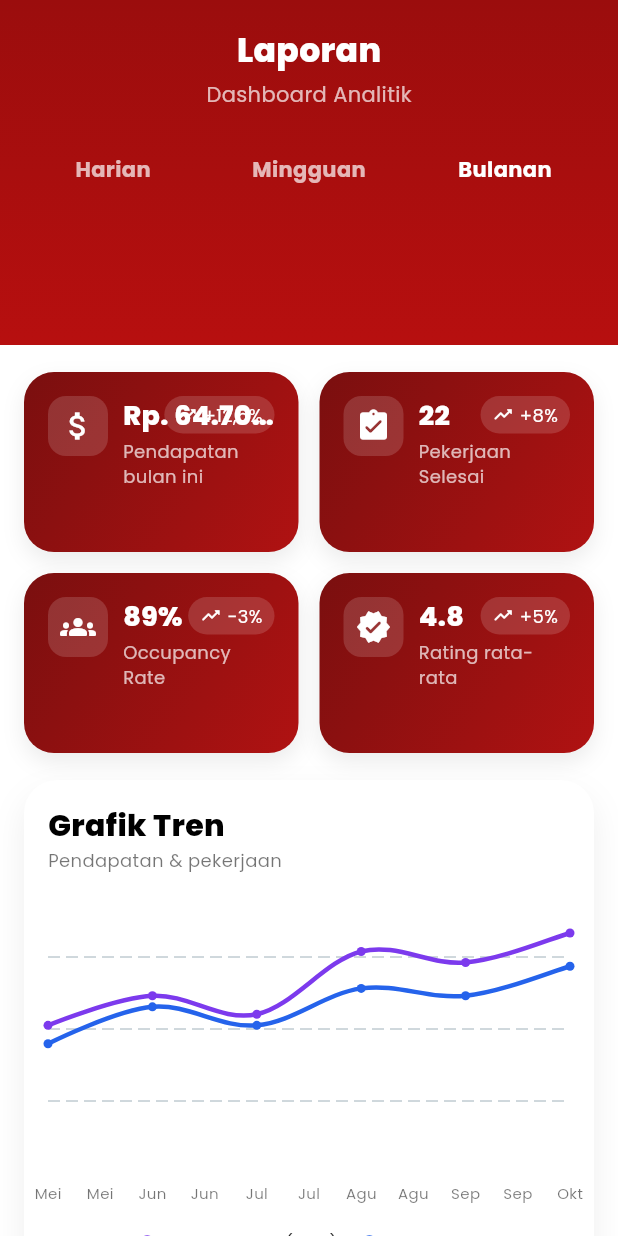
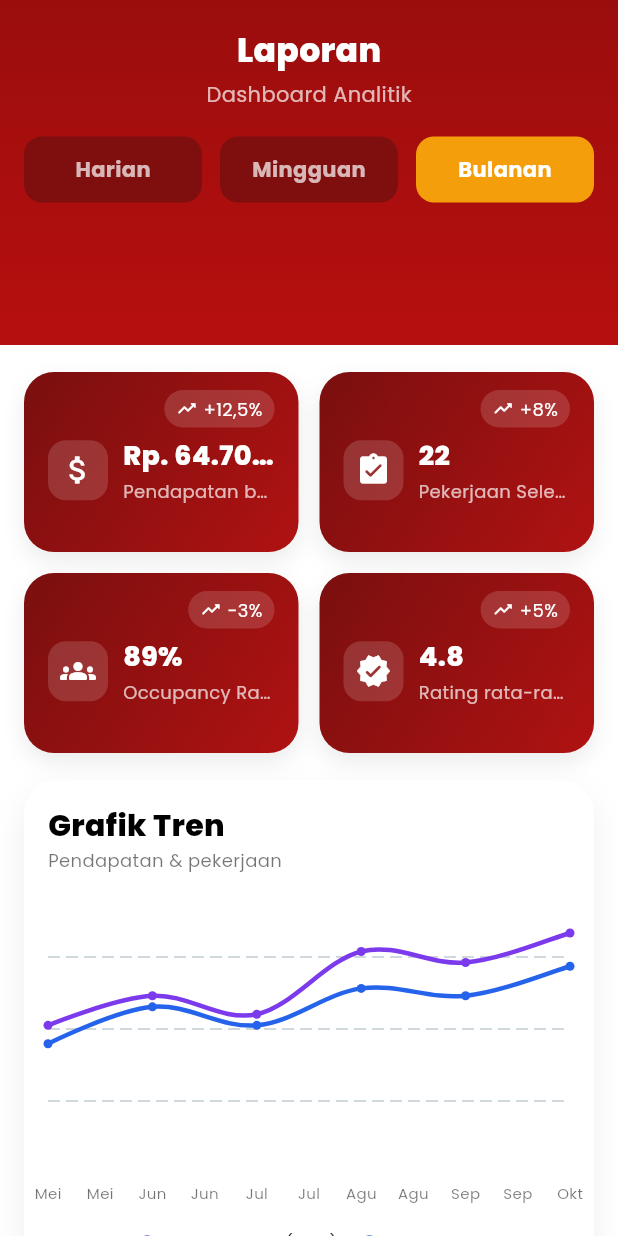
Before and after one commit to siberbot88/bbi-hub-flutter-app, a Flutter app: the ReportPage screen opened directly, on a phone screen of 412 x 824 dp. Run offline on Flutter 3.47's test engine with Material 3 defaults, Android fonts, the phone set to English and light mode, and no system bars; drawn by our look-alikes of fl_chart; our stand-ins replace flutter_svg, google_fonts, image_picker, syncfusion_flutter_datepicker; project files that could hold a hidden picture were left out.

Commit message:
manambahkan fitur list staff & report pages

```diff
--- a/lib/feature/owner/screens/reportPages.dart
+++ b/lib/feature/owner/screens/reportPages.dart
@@ -1,8 +1,3 @@
-// report_page_fl_chart.dart
-// ReportPage dengan grafik menggunakan fl_chart + data dummy.
-// Jalankan langsung atau push dari halaman lain:
-// Navigator.push(context, MaterialPageRoute(builder: (_) => const ReportPage()));
-
 import 'dart:math';
 import 'package:fl_chart/fl_chart.dart';
 import 'package:flutter/material.dart';
@@ -76,6 +71,8 @@ class _ReportPageState extends State<ReportPage> {
                         const Text('Dashboard Analitik',
                             style: TextStyle(color: Colors.white70, fontSize: 14)),
                         const SizedBox(height: 18),
+
+                        // CHIP RANGE: diganti jadi AnimatedContainer biar background tampil
                         Row(
                           children: [
                             _RangeChip(
@@ -114,7 +111,7 @@ class _ReportPageState extends State<ReportPage> {
               child: Column(
                 crossAxisAlignment: CrossAxisAlignment.start,
                 children: [
-                  // KPI CARDS
+                  // KPI CARDS: layout dirombak biar badge tak nutup teks
                   Wrap(
                     spacing: 14,
                     runSpacing: 14,
@@ -151,7 +148,7 @@ class _ReportPageState extends State<ReportPage> {
                   ),
                   const SizedBox(height: 18),
 
-                  // LINE CHART: Pendapatan & Pekerjaan
+                  // LINE
                   _Panel(
                     child: Column(
                       crossAxisAlignment: CrossAxisAlignment.start,
@@ -294,7 +291,6 @@ class _ReportPageState extends State<ReportPage> {
                   ),
                   const SizedBox(height: 18),
 
-                  // PRINT
                   SizedBox(
                     width: double.infinity,
                     height: 52,
@@ -314,6 +310,146 @@ class _ReportPageState extends State<ReportPage> {
             ),
           ),
         ],
+      ),
+    );
+  }
+}
+
+/* =========================
+   CHIP & KPI (fixed layout)
+   ========================= */
+
+class _RangeChip extends StatelessWidget {
+  const _RangeChip({
+    required this.text,
+    required this.selected,
+    required this.onTap,
+    this.highlight = false,
+  });
+
+  final String text;
+  final bool selected;
+  final bool highlight;
+  final VoidCallback onTap;
+
+  @override
+  Widget build(BuildContext context) {
+    final bg = selected
+        ? (highlight ? const Color(0xFFF59E0B) : Colors.white)
+        : const Color(0xFF7F0F0F);
+    final fg = selected
+        ? (highlight ? Colors.white : kDanger)
+        : Colors.white70;
+
+    return Expanded(
+      child: GestureDetector(
+        onTap: onTap,
+        child: AnimatedContainer(
+          duration: const Duration(milliseconds: 180),
+          height: 44,
+          decoration: BoxDecoration(
+            color: bg,
+            borderRadius: BorderRadius.circular(12),
+          ),
+          alignment: Alignment.center,
+          child: Text(
+            text,
+            style: TextStyle(
+              color: fg,
+              fontWeight: FontWeight.w700,
+            ),
+          ),
+        ),
+      ),
+    );
+  }
+}
+
+class _KpiCard extends StatelessWidget {
+  const _KpiCard({
+    required this.icon,
+    required this.title,
+    required this.subtitle,
+    required this.growthText,
+  });
+
+  final IconData icon;
+  final String title;
+  final String subtitle;
+  final String growthText;
+
+  @override
+  Widget build(BuildContext context) {
+    final w = (MediaQuery.of(context).size.width - 16 * 2 - 14) / 2;
+    return SizedBox(
+      width: w,
+      child: Container(
+        height: 120,
+        padding: const EdgeInsets.fromLTRB(16, 12, 16, 14),
+        decoration: BoxDecoration(
+          gradient: const LinearGradient(
+            colors: [Color(0xFF7A0F0F), Color(0xFFB01212)],
+            begin: Alignment.topLeft, end: Alignment.bottomRight,
+          ),
+          borderRadius: BorderRadius.circular(20),
+          boxShadow: const [BoxShadow(color: Color(0x14000000), blurRadius: 12, offset: Offset(0, 6))],
+        ),
+        child: Column(
+          crossAxisAlignment: CrossAxisAlignment.start,
+          children: [
+            // baris super tipis buat badge di kanan atas
+            Row(
+              children: [
+                const Spacer(),
+                Container(
+                  padding: const EdgeInsets.symmetric(horizontal: 8, vertical: 4),
+                  decoration: BoxDecoration(
+                    color: Colors.white.withOpacity(.15),
+                    borderRadius: BorderRadius.circular(16),
+                  ),
+                  child: Row(
+                    children: [
+                      const Icon(Icons.trending_up_rounded, color: Colors.white, size: 14),
+                      const SizedBox(width: 4),
+                      Text(growthText, style: const TextStyle(color: Colors.white, fontSize: 12)),
+                    ],
+                  ),
+                ),
+              ],
+            ),
+            const SizedBox(height: 6),
+            // konten utama: ikon + teks, lebih turun supaya badge tidak menutupi
+            Row(
+              crossAxisAlignment: CrossAxisAlignment.center,
+              children: [
+                Container(
+                  width: 40, height: 40,
+                  decoration: BoxDecoration(color: Colors.white.withOpacity(.15), borderRadius: BorderRadius.circular(12)),
+                  child: Icon(icon, color: Colors.white),
+                ),
+                const SizedBox(width: 10),
+                Expanded(
+                  child: Column(
+                    crossAxisAlignment: CrossAxisAlignment.start,
+                    mainAxisSize: MainAxisSize.min,
+                    children: [
+                      Text(title,
+                          maxLines: 1,
+                          overflow: TextOverflow.ellipsis,
+                          style: const TextStyle(
+                              color: Colors.white, fontSize: 18, fontWeight: FontWeight.w800)),
+                      const SizedBox(height: 2),
+                      Text(subtitle,
+                          maxLines: 1,
+                          overflow: TextOverflow.ellipsis,
+                          style: const TextStyle(color: Colors.white70, fontSize: 12)),
+                    ],
+                  ),
+                ),
+              ],
+            ),
+          ],
+        ),
       ),
     );
   }
@@ -347,6 +483,13 @@ LineChartData _lineChartData({
     },
   );
 
+  FlDotData _dot(Color c) => FlDotData(
+    show: true,
+    getDotPainter: (spot, percent, barData, index) => FlDotCirclePainter(
+      radius: 3, color: c, strokeWidth: 0,
+    ),
+  );
+
   return LineChartData(
     minY: 0,
     maxY: maxY,
@@ -363,14 +506,14 @@ LineChartData _lineChartData({
         isCurved: true,
         color: colorA,
         barWidth: 3,
-        dotData: FlDotData(show: true, dotSize: 3),
+        dotData: _dot(colorA),
       ),
       LineChartBarData(
         spots: List.generate(seriesB.length, (i) => FlSpot(i.toDouble(), seriesB[i])),
         isCurved: true,
         color: colorB,
         barWidth: 3,
-        dotData: FlDotData(show: true, dotSize: 3),
+        dotData: _dot(colorB),
       ),
     ],
     borderData: FlBorderData(show: false),
@@ -447,52 +590,8 @@ BarChartData _barsData({
 }
 
 /* =========================
-   UI PARTS
+   SUPPORT UI
    ========================= */
-
-class _RangeChip extends StatelessWidget {
-  const _RangeChip({
-    required this.text,
-    required this.selected,
-    required this.onTap,
-    this.highlight = false,
-  });
-
-  final String text;
-  final bool selected;
-  final bool highlight;
-  final VoidCallback onTap;
-
-  @override
-  Widget build(BuildContext context) {
-    return Expanded(
-      child: InkWell(
-        onTap: onTap,
-        borderRadius: BorderRadius.circular(12),
-        child: Ink(
-          height: 44,
-          decoration: BoxDecoration(
-            color: selected
-                ? (highlight ? const Color(0xFFF59E0B) : Colors.white)
-                : const Color(0xFF9B0D0D),
-            borderRadius: BorderRadius.circular(12),
-          ),
-          child: Center(
-            child: Text(
-              text,
-              style: TextStyle(
-                color: selected
-                    ? (highlight ? Colors.white : kDanger)
-                    : Colors.white70,
-                fontWeight: FontWeight.w700,
-              ),
-            ),
-          ),
-        ),
-      ),
-    );
-  }
-}
 
 class _Panel extends StatelessWidget {
   const _Panel({required this.child, this.background = Colors.white});
@@ -533,80 +632,6 @@ class _PanelHeader extends StatelessWidget {
         const Spacer(),
         if (trailingIcon != null) Icon(trailingIcon, color: const Color(0xFF9CA3AF)),
       ],
-    );
-  }
-}
-
-class _KpiCard extends StatelessWidget {
-  const _KpiCard({
-    required this.icon,
-    required this.title,
-    required this.subtitle,
-    required this.growthText,
-  });
-
-  final IconData icon;
-  final String title;
-  final String subtitle;
-  final String growthText;
-
-  @override
-  Widget build(BuildContext context) {
-    final w = (MediaQuery.of(context).size.width - 16 * 2 - 14) / 2;
-    return SizedBox(
-      width: w,
-      child: Container(
-        height: 120,
-        padding: const EdgeInsets.all(16),
-        decoration: BoxDecoration(
-          gradient: const LinearGradient(
-            colors: [Color(0xFF7A0F0F), Color(0xFFB01212)],
-            begin: Alignment.topLeft, end: Alignment.bottomRight,
-          ),
-          borderRadius: BorderRadius.circular(20),
-          boxShadow: const [BoxShadow(color: Color(0x14000000), blurRadius: 12, offset: Offset(0, 6))],
-        ),
-        child: Stack(
-          children: [
-            Positioned(
-              right: 0, top: 0,
-              child: Container(
-                padding: const EdgeInsets.symmetric(horizontal: 8, vertical: 4),
-                decoration: BoxDecoration(
-                  color: Colors.white.withOpacity(.15),
-                  borderRadius: BorderRadius.circular(16),
-                ),
-                child: Row(
-                  children: [
-                    const Icon(Icons.trending_up_rounded, color: Colors.white, size: 14),
-                    const SizedBox(width: 4),
-                    Text(growthText, style: const TextStyle(color: Colors.white, fontSize: 12)),
-                  ],
-                ),
-              ),
-            ),
-            Row(
-              crossAxisAlignment: CrossAxisAlignment.start,
-              children: [
-                Container(
-                  width: 40, height: 40,
-                  decoration: BoxDecoration(color: Colors.white.withOpacity(.15), borderRadius: BorderRadius.circular(12)),
-                  child: Icon(icon, color: Colors.white),
-                ),
-                const SizedBox(width: 10),
-                Expanded(
-                  child: Column(crossAxisAlignment: CrossAxisAlignment.start, children: [
-                    Text(title, maxLines: 1, overflow: TextOverflow.ellipsis,
-                        style: const TextStyle(color: Colors.white, fontSize: 18, fontWeight: FontWeight.w800)),
-                    const SizedBox(height: 2),
-                    Text(subtitle, style: const TextStyle(color: Colors.white70, fontSize: 12)),
-                  ]),
-                ),
-              ],
-            ),
-          ],
-        ),
-      ),
     );
   }
 }
@@ -759,7 +784,7 @@ class ReportData {
         revenueTrend: const [8, 10, 9, 12, 11, 13],
         jobsTrend: const [5, 7, 6, 8, 9, 10],
         labels: const ['Sen','Sel','Rab','Kam','Jum','Sab'],
-        jobsDone: 27,
+        jobsDone: 12,
         occupancy: 86,
         avgRating: 4.7,
         revenueThisPeriod: 13200000,
@@ -775,7 +800,6 @@ class ReportData {
         efficiency: 90,
       );
     } else {
-      // daily
       return ReportData(
         serviceBreakdown: serviceBreakdown,
         revenueTrend: const [2.1, 3.4, 2.8, 3.0, 3.6, 3.1],
--- a/lib/main.dart
+++ b/lib/main.dart
@@ -1,4 +1,5 @@
 import 'package:bengkel_online_flutter/core/screens/registers/registerOwner.dart';
+import 'package:bengkel_online_flutter/feature/owner/screens/reportPages.dart';
 import 'package:bengkel_online_flutter/feature/owner/screens/staffManagement.dart';
 import 'package:flutter/material.dart';
 import 'feature/admin/screens/profilpage.dart';
@@ -67,7 +68,7 @@ class _MainPageState extends State<MainPage> {
   final List<Widget> _pages =  [
     DashboardScreen(),
     ManajemenKaryawanPage(),
-    DashboardPage(),
+    ReportPage(),
     ProfilePage(),
   ];
 
```
